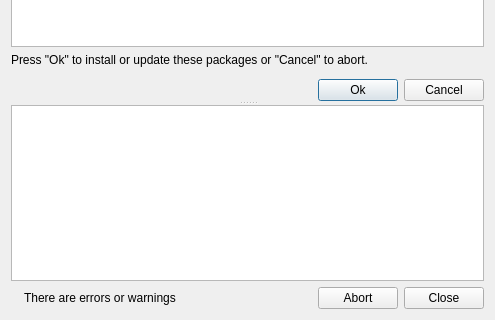
This is eda-klayout/src/lay/lay/SaltManagerInstallConfirmationDialog.ui in tolgauye/GMOS as Qt 5 draws it before an edit; both pictures show x 0 to 495 and y 158 to 478 of the 495 by 478 pixel window. The edited form follows.
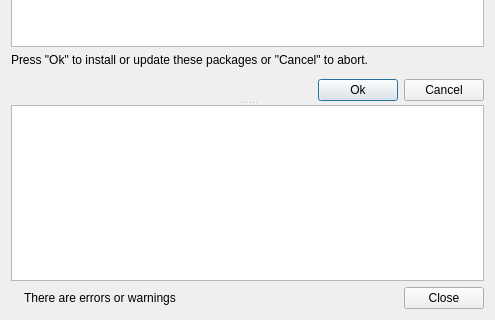
This is the edited form. Icons and pictures are not drawn.

Patch:
```diff
--- a/eda-klayout/src/lay/lay/SaltManagerInstallConfirmationDialog.ui
+++ b/eda-klayout/src/lay/lay/SaltManagerInstallConfirmationDialog.ui
@@ -308,13 +308,6 @@
                </property>
               </spacer>
              </item>
-             <item>
-              <widget class="QPushButton" name="abort_button">
-               <property name="text">
-                <string>Abort</string>
-               </property>
-              </widget>
-             </item>
              <item>
               <widget class="QPushButton" name="close_button">
                <property name="text">
```
Left out of the diff: 16 changed lines with no effect on the pictures.
